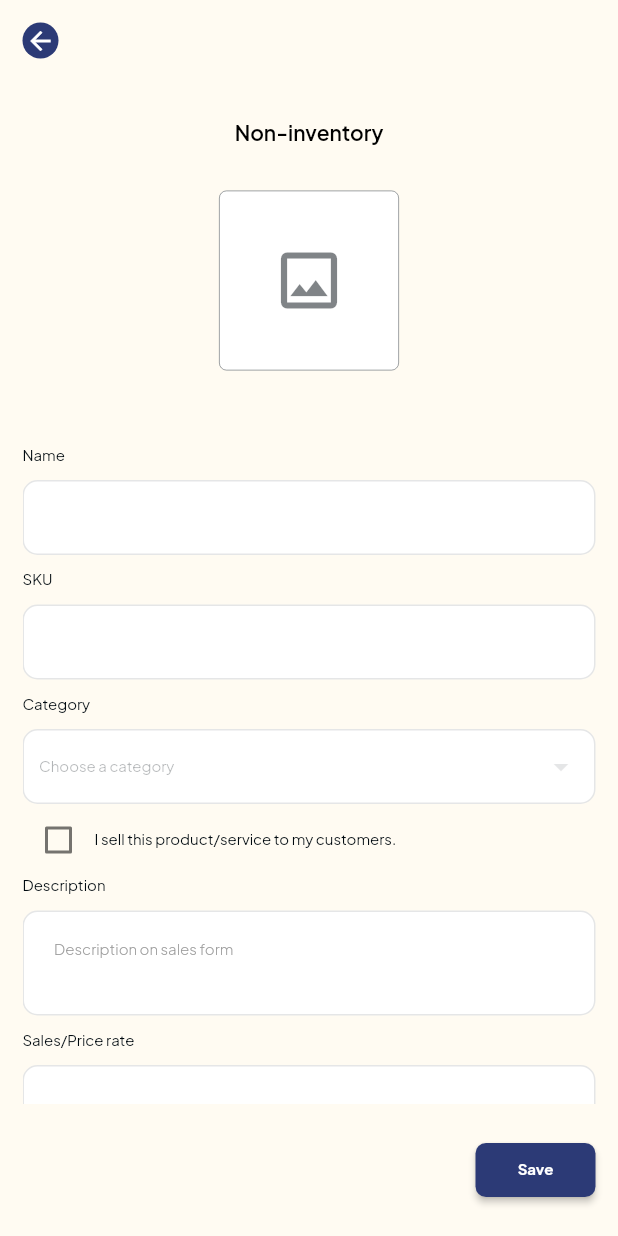
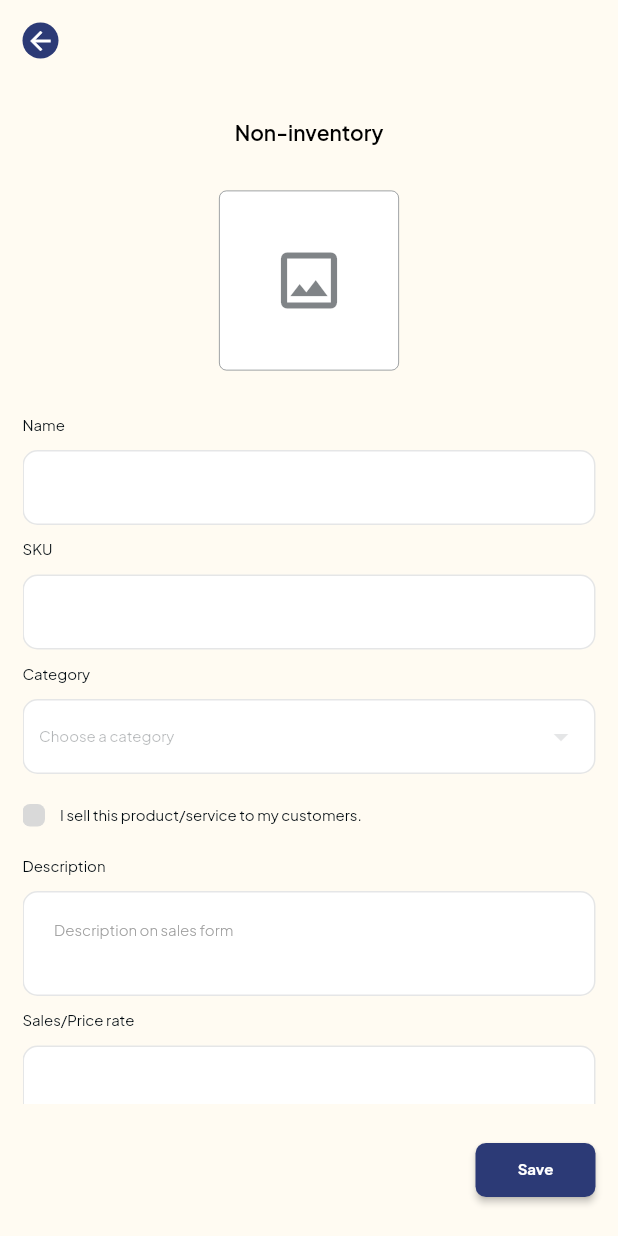
Before and after one commit to adriansgrrx/Flutter_-_MultiStepFormPage, a Flutter app: the screen it shows after launch, on a phone screen of 412 x 824 dp. Run offline on Flutter 3.47's test engine with Material 2 defaults, Android fonts, the phone set to English and light mode, and no system bars; our stand-ins replace flutter_speed_dial, flutter_svg, google_fonts.

Commit message:
Non-inventory modified

```diff
--- a/lib/MasterlistProductAndServices/3_NonInventory.dart
+++ b/lib/MasterlistProductAndServices/3_NonInventory.dart
@@ -19,6 +19,7 @@ class _NonInventory extends State<NonInventory> {
     return SafeArea(
       child: Scaffold(
         backgroundColor: const Color(0xFFFFFBF2),
+        resizeToAvoidBottomInset: false,
         body: Padding(
           padding: const EdgeInsets.only(
               top: 15.0, bottom: 0.0, left: 15.0, right: 15.0),
@@ -90,7 +91,7 @@ class _NonInventory extends State<NonInventory> {
                     ),
                   ),
                   const SizedBox(
-                    height: 50,
+                    height: 30,
                   ),
                 ],
               ),
@@ -241,15 +242,37 @@ class _NonInventory extends State<NonInventory> {
                               },
                             ),
                           ),
+                          const SizedBox(
+                            height: 20,
+                          ),
                           Row(
                             children: [
-                              Checkbox(
-                                value: isChecked,
-                                onChanged: (bool? newValue) {
+                              GestureDetector(
+                                onTap: () {
                                   setState(() {
-                                    isChecked = newValue ?? false;
+                                    isChecked = !isChecked;
                                   });
                                 },
+                                child: Container(
+                                  width: 15.0,
+                                  height: 15.0,
+                                  decoration: BoxDecoration(
+                                    borderRadius: BorderRadius.circular(5.0),
+                                    color: isChecked
+                                        ? Colors.blue
+                                        : const Color(0xFFD9D9D9),
+                                  ),
+                                  child: isChecked
+                                      ? const Icon(
+                                          Icons.check,
+                                          color: Colors.white,
+                                          size: 10,
+                                        )
+                                      : null,
+                                ),
+                              ),
+                              const SizedBox(
+                                width: 10,
                               ),
                               Text(
                                 'I sell this product/service to my customers.',
@@ -259,6 +282,9 @@ class _NonInventory extends State<NonInventory> {
                                 ),
                               ),
                             ],
+                          ),
+                          const SizedBox(
+                            height: 20,
                           ),
                         ],
                       ),
@@ -392,15 +418,37 @@ class _NonInventory extends State<NonInventory> {
                               },
                             ),
                           ),
+                          const SizedBox(
+                            height: 20,
+                          ),
                           Row(
                             children: [
-                              Checkbox(
-                                value: isChecked,
-                                onChanged: (bool? newValue) {
+                              GestureDetector(
+                                onTap: () {
                                   setState(() {
-                                    isChecked = newValue ?? false;
+                                    isChecked = !isChecked;
                                   });
                                 },
+                                child: Container(
+                                  width: 15.0,
+                                  height: 15.0,
+                                  decoration: BoxDecoration(
+                                    borderRadius: BorderRadius.circular(5.0),
+                                    color: isChecked
+                                        ? Colors.blue
+                                        : const Color(0xFFD9D9D9),
+                                  ),
+                                  child: isChecked
+                                      ? const Icon(
+                                          Icons.check,
+                                          color: Colors.white,
+                                          size: 10,
+                                        )
+                                      : null,
+                                ),
+                              ),
+                              const SizedBox(
+                                width: 10,
                               ),
                               Text(
                                 'I purchase this product/service from a supplier.',
@@ -445,7 +493,7 @@ class _NonInventory extends State<NonInventory> {
                     ),
                   ),
                 ),
-              )
+              ),
             ],
           ),
         ),
```
